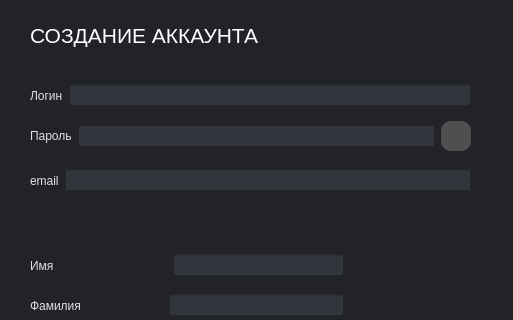
Qt form ui/reg_form.ui (k0swel/mpu_project) before a commit; both pictures show x 0 to 513 and y 0 to 320 of the 513 by 462 pixel window.
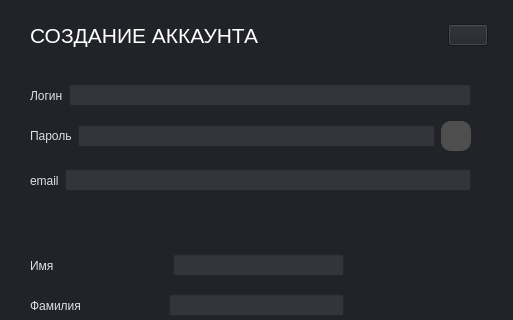
The same form after that commit. Icons and pictures are not drawn.

Patch:
```diff
--- a/ui/reg_form.ui
+++ b/ui/reg_form.ui
@@ -672,6 +672,19 @@
       </property>
      </spacer>
     </item>
+    <item>
+     <widget class="QPushButton" name="pushButton_settings">
+      <property name="sizePolicy">
+       <sizepolicy hsizetype="Fixed" vsizetype="Fixed">
+        <horstretch>41</horstretch>
+        <verstretch>41</verstretch>
+       </sizepolicy>
+      </property>
+      <property name="text">
+       <string/>
+      </property>
+     </widget>
+    </item>
     <item>
      <widget class="QLabel" name="label_logo">
       <property name="text">
```
